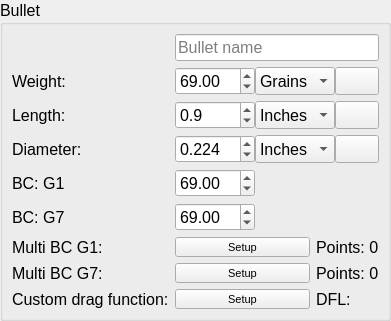
Above: ui_templates/catalog_bullet.ui from o-murphy/archer_ballistics_constructor before the change. Below: the same form after it.
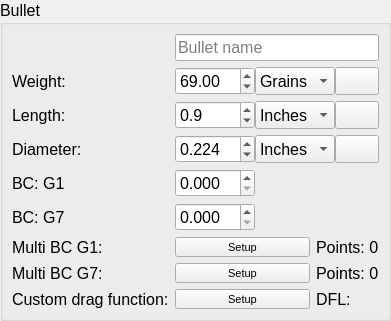
That is the form after the change. Icons and pictures are not drawn.

Commit message: bullet list update

Patch:
```diff
--- a/ui_templates/catalog_bullet.ui
+++ b/ui_templates/catalog_bullet.ui
@@ -291,16 +291,16 @@
          </font>
         </property>
         <property name="decimals">
-         <number>2</number>
+         <number>3</number>
         </property>
         <property name="maximum">
-         <double>1000.000000000000000</double>
+         <double>10.000000000000000</double>
         </property>
         <property name="singleStep">
          <double>0.010000000000000</double>
         </property>
         <property name="value">
-         <double>69.000000000000000</double>
+         <double>0.000000000000000</double>
         </property>
        </widget>
       </item>
@@ -384,16 +384,16 @@
          </font>
         </property>
         <property name="decimals">
-         <number>2</number>
+         <number>3</number>
         </property>
         <property name="maximum">
-         <double>1000.000000000000000</double>
+         <double>10.000000000000000</double>
         </property>
         <property name="singleStep">
          <double>0.010000000000000</double>
         </property>
         <property name="value">
-         <double>69.000000000000000</double>
+         <double>0.000000000000000</double>
         </property>
        </widget>
       </item>
```
Left out of the diff: 18 changed lines with no effect on the pictures. The commit also changes 6 other files.
